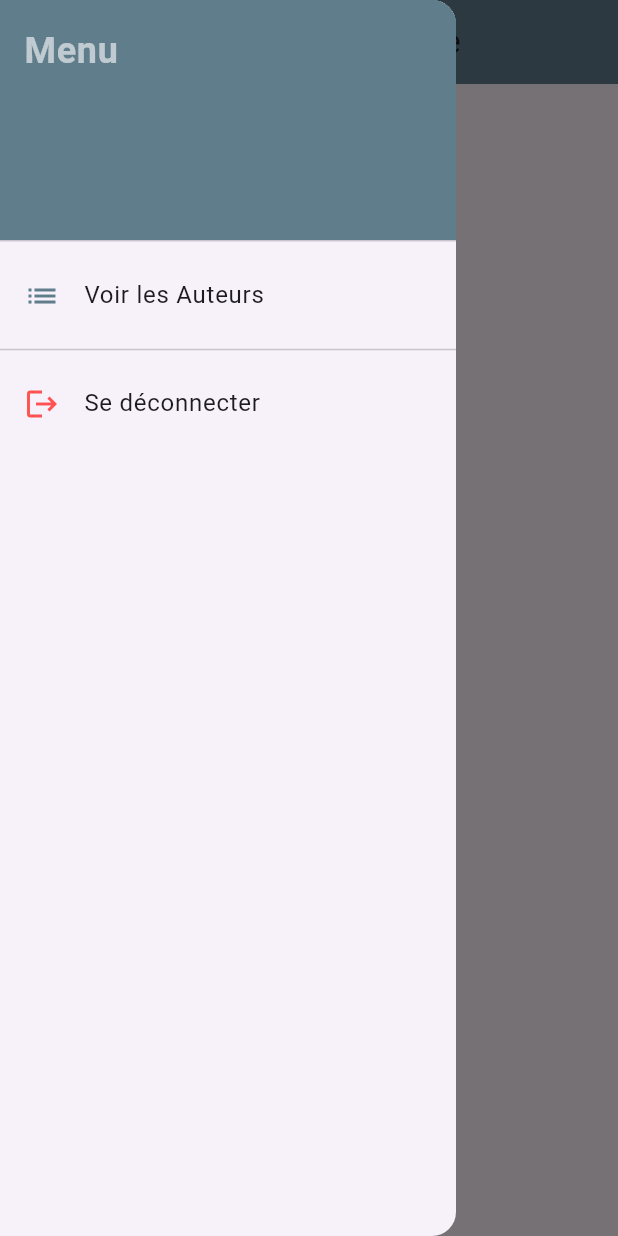
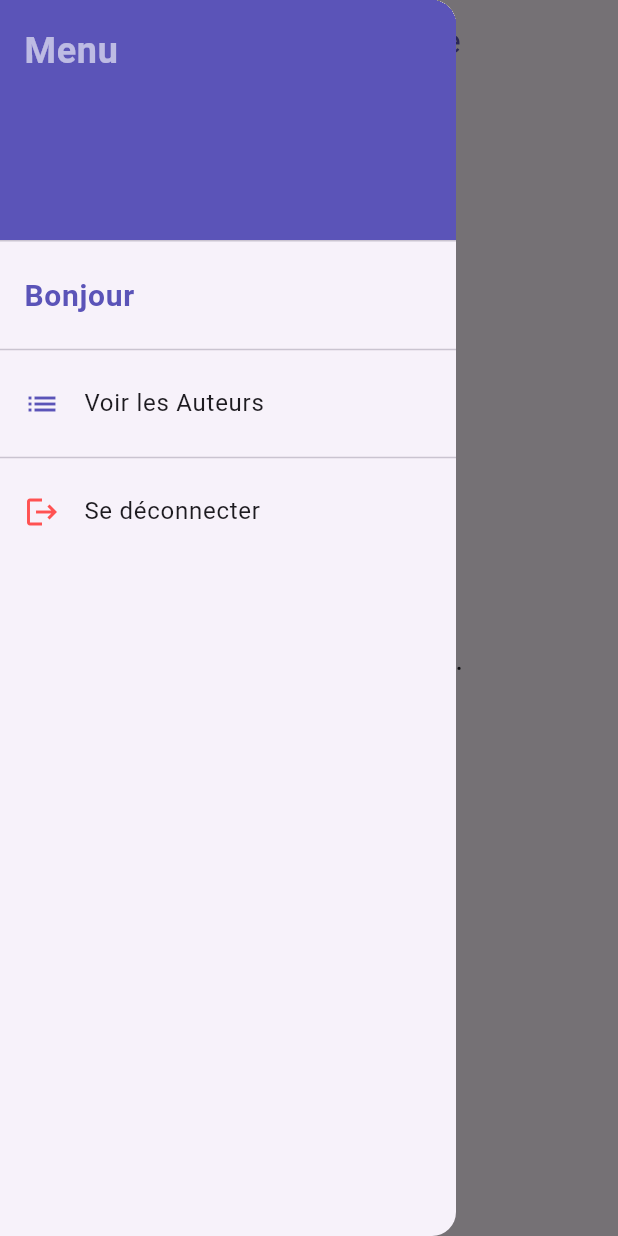
Before and after one commit to ADsglt77/bibliotheque, a Flutter app: the HomeScreen screen opened directly with empty values, with the side drawer open, on a phone screen of 412 x 824 dp. Run offline on Flutter 3.47's test engine with Material 3 defaults, Android fonts, the phone set to English and light mode, and no system bars; our stand-ins replace image_picker, shared_preferences, sqflite; missing offline and left inert: bcrypt; accounts and stored records are empty.

Commit message:
update app color scheme to new theme

```diff
--- a/lib/main.dart
+++ b/lib/main.dart
@@ -24,9 +24,6 @@ class MyApp extends StatelessWidget {
     return MaterialApp(
       debugShowCheckedModeBanner: false,
       title: 'Bibliothèque Numérique',
-      theme: ThemeData(
-        primarySwatch: Colors.blueGrey,
-      ),
       home: LoginView(),
     );
   }
--- a/lib/model/Auteur.dart
+++ b/lib/model/Auteur.dart
@@ -1,4 +1,4 @@
-import 'package:bibliotheque/model/Livre.dart';
+import 'Livre.dart';
 
 class Auteur {
   late int? _idAuteur = 0;
--- a/lib/model/Livre.dart
+++ b/lib/model/Livre.dart
@@ -1,4 +1,4 @@
-import 'package:bibliotheque/model/Auteur.dart';
+import 'Auteur.dart';
 
 class Livre {
   late int? _idLivre;
--- a/lib/repository/UserDatabase.dart
+++ b/lib/repository/UserDatabase.dart
@@ -5,7 +5,6 @@ import 'Database.dart';
 
 class UserDatabase {
   final DatabaseClient _dbClient = DatabaseClient();
-
 
   Future<List<User>> obtenirTousLesUsers() async {
     final db = await _dbClient.database;
--- a/lib/view/HomeScreen.dart
+++ b/lib/view/HomeScreen.dart
@@ -39,8 +39,12 @@ class _HomeScreenState extends State<HomeScreen> {
   Widget build(BuildContext context) {
     return Scaffold(
       appBar: AppBar(
-        title: const Text('Bibliothèque Numérique'),
-        backgroundColor: Colors.blueGrey,
+
+        title: const Text(
+          'Bibliothèque Numérique',
+          style: TextStyle(color: Color(0xFF5B54B8)),
+        ),
+        iconTheme: IconThemeData(color: Color(0xFF5B54B8)),
       ),
       drawer: Drawer(
         child: ListView(
@@ -48,7 +52,7 @@ class _HomeScreenState extends State<HomeScreen> {
           children: <Widget>[
             const DrawerHeader(
               decoration: BoxDecoration(
-                color: Colors.blueGrey,
+                color: Color(0xFF5B54B8),
               ),
               child: Column(
                 crossAxisAlignment: CrossAxisAlignment.start,
@@ -64,9 +68,21 @@ class _HomeScreenState extends State<HomeScreen> {
                 ],
               ),
             ),
+            // Ajouter le nom et prénom de l'utilisateur en dessous de "Menu"
+            ListTile(
+              title: Text(
+                'Bonjour ${widget.userName}', // Affiche le nom de l'utilisateur connecté
+                style: TextStyle(
+                  color: Color(0xFF5B54B8), // Texte en blanc
+                  fontSize: 20, // Taille de police plus grande
+                  fontWeight: FontWeight.bold, // Mettre en gras pour le mettre en valeur
+                ),
+              ),
+            ),
+            const Divider(),
             if (widget.userRole == 'admin')
               ListTile(
-                leading: const Icon(Icons.add, color: Colors.blueGrey),
+                leading: const Icon(Icons.add, color: Color(0xFF5B54B8)),
                 title: const Text('Ajouter un Livre'),
                 onTap: () {
                   Navigator.pop(context); // Ferme le tiroir (Drawer)
@@ -80,7 +96,7 @@ class _HomeScreenState extends State<HomeScreen> {
                 },
               ),
             ListTile(
-              leading: const Icon(Icons.list, color: Colors.blueGrey),
+              leading: const Icon(Icons.list, color: Color(0xFF5B54B8)),
               title: Text(widget.userRole == 'admin'
                   ? 'Gérer les Auteurs'
                   : 'Voir les Auteurs'),
@@ -97,7 +113,7 @@ class _HomeScreenState extends State<HomeScreen> {
             ),
             if (widget.userRole == 'admin')
               ListTile(
-                leading: const Icon(Icons.list, color: Colors.blueGrey),
+                leading: const Icon(Icons.list, color: Color(0xFF5B54B8)),
                 title: const Text('Gérer les Utilisateurs'),
                 onTap: () {
                   Navigator.pop(context); // Ferme le tiroir (Drawer)
--- a/lib/view/viewAuteur/AjouterAuteurView.dart
+++ b/lib/view/viewAuteur/AjouterAuteurView.dart
@@ -10,8 +10,8 @@ class AjouterAuteurView extends StatelessWidget {
   Widget build(BuildContext context) {
     return Scaffold(
       appBar: AppBar(
-          backgroundColor: Colors.blueGrey,
-          title: Text('Ajouter un Auteur', style: TextStyle(color: Colors.white60))),
+          backgroundColor: Color(0xFF5B54B8),
+          title: Text('Ajouter un Auteur', style: TextStyle(color: Colors.white))),
       body: Padding(
         padding: EdgeInsets.all(16.0),
         child: Form(
--- a/lib/view/viewAuteur/ModifierAuteurView.dart
+++ b/lib/view/viewAuteur/ModifierAuteurView.dart
@@ -16,7 +16,7 @@ class ModifierAuteurView extends StatelessWidget {
 
       return Scaffold(
         appBar: AppBar(title: Text('Modifier l\'Auteur' , style: TextStyle(color: Colors.white)) ,
-            backgroundColor: Colors.blueGrey,
+            backgroundColor: Color(0xFF5B54B8),
             leading: IconButton(
               icon: Icon(Icons.arrow_back , color: Colors.white),
               onPressed: () {
--- a/lib/view/viewLivre/LivreListView.dart
+++ b/lib/view/viewLivre/LivreListView.dart
@@ -2,7 +2,8 @@ import 'package:flutter/material.dart';
 import 'package:provider/provider.dart';
 import '../../viewmodel/LivreViewModel.dart';
 import '../widget/CustomCard.dart';
-import '../widget/ConfirmDeleteDialog.dart';
+import '../widget/ConfirmDeleteDialog.dart'; // Importer ConfirmDeleteDialog
+import 'ModifierLivreView.dart';
 
 class LivreListView extends StatefulWidget {
   final String userName;
@@ -32,7 +33,7 @@ class _LivreListViewState extends State<LivreListView> {
 
     return Scaffold(
       body: livreViewModel.livres.isEmpty
-          ? const Center(child: Text('Aucun livre disponible.'))
+          ? const Center(child: Text('Aucun livre disponible.', style: TextStyle(fontSize: 20)))
           : ListView.builder(
         itemCount: livreViewModel.livres.length,
         itemBuilder: (context, index) {
@@ -44,7 +45,12 @@ class _LivreListViewState extends State<LivreListView> {
             jacketPath: livre.jacketPath,
             userRole: widget.userRole,
             onTap: () {
-              // Modifier livre ici
+              Navigator.push(
+                context,
+                MaterialPageRoute(
+                  builder: (context) => ModifierLivreView(livre: livre),
+                ),
+              );
             },
             onDelete: () {
               showDialog(
--- a/lib/view/viewUser/AjouterUserView.dart
+++ b/lib/view/viewUser/AjouterUserView.dart
@@ -21,7 +21,8 @@ class AjouterUserView extends StatelessWidget {
     return Scaffold(
       appBar: AppBar(
         title : Text('Ajouter un Utilisateur', style: TextStyle(color: Colors.white)),
-        backgroundColor: Colors.blueGrey,
+        backgroundColor: Color(0xFF5B54B8),
+        iconTheme: IconThemeData(color: Colors.white),
       ),
       body: SingleChildScrollView(
         child: Padding(
--- a/lib/view/widget/ConfirmDeleteDialog.dart
+++ b/lib/view/widget/ConfirmDeleteDialog.dart
@@ -15,7 +15,7 @@ class ConfirmDeleteDialog extends StatelessWidget {
   Widget build(BuildContext context) {
     return AlertDialog(
       title: Text(title, style: TextStyle(color: Colors.white)),
-      backgroundColor: Colors.blueGrey,
+      backgroundColor: Color(0xFF5B54B8),
       content: Text(content, style: TextStyle(color: Colors.white)),
       actions: [
         TextButton(
--- a/lib/view/widget/CustomCard.dart
+++ b/lib/view/widget/CustomCard.dart
@@ -48,7 +48,7 @@ class CustomCard extends StatelessWidget {
             ? const Icon(
           Icons.book,
           size: 50,
-          color: Colors.blueGrey,
+          color: Color(0xFF5B54B8),
         )
             : null),
         title: Text(title),
```
Also changed, not shown: lib/view/viewAuteur/AuteurListView.dart (+18 -14 lines), lib/view/viewLivre/AjouterLivreView.dart (+5 -4 lines), lib/view/viewLivre/ModifierLivreView.dart (+6 -5 lines), lib/view/viewUser/LoginView.dart (+45 -14 lines), lib/view/viewUser/ModifierUserView.dart (+37 -5 lines), lib/view/viewUser/UserListView.dart (+24 -20 lines), pubspec.lock.
